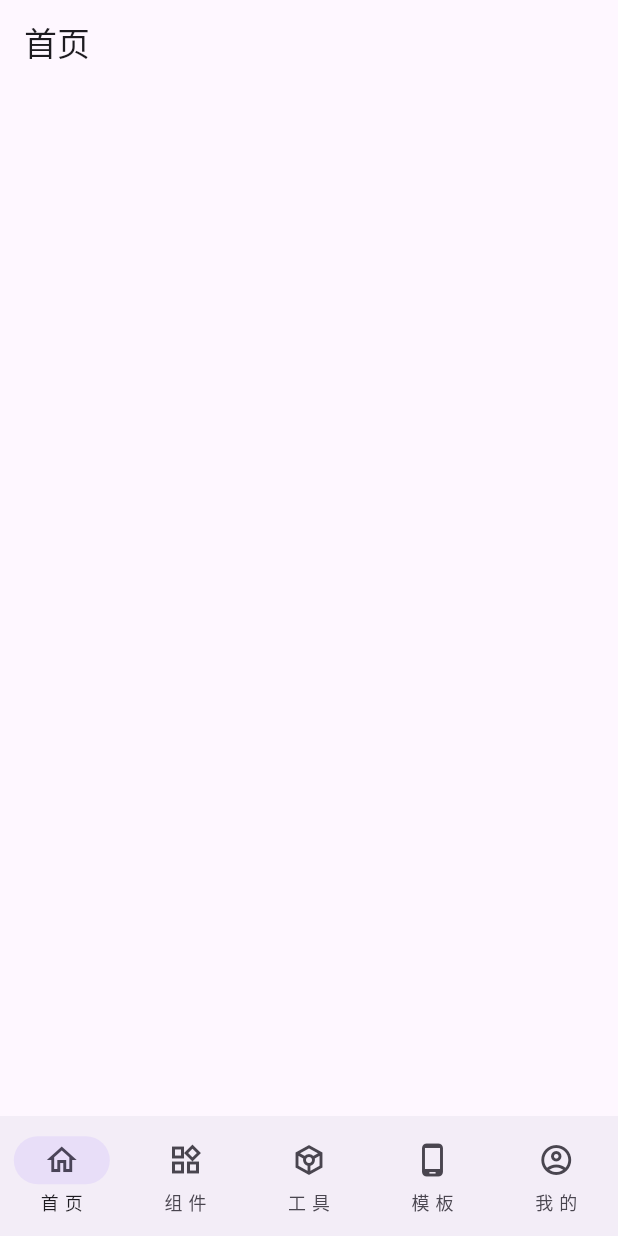
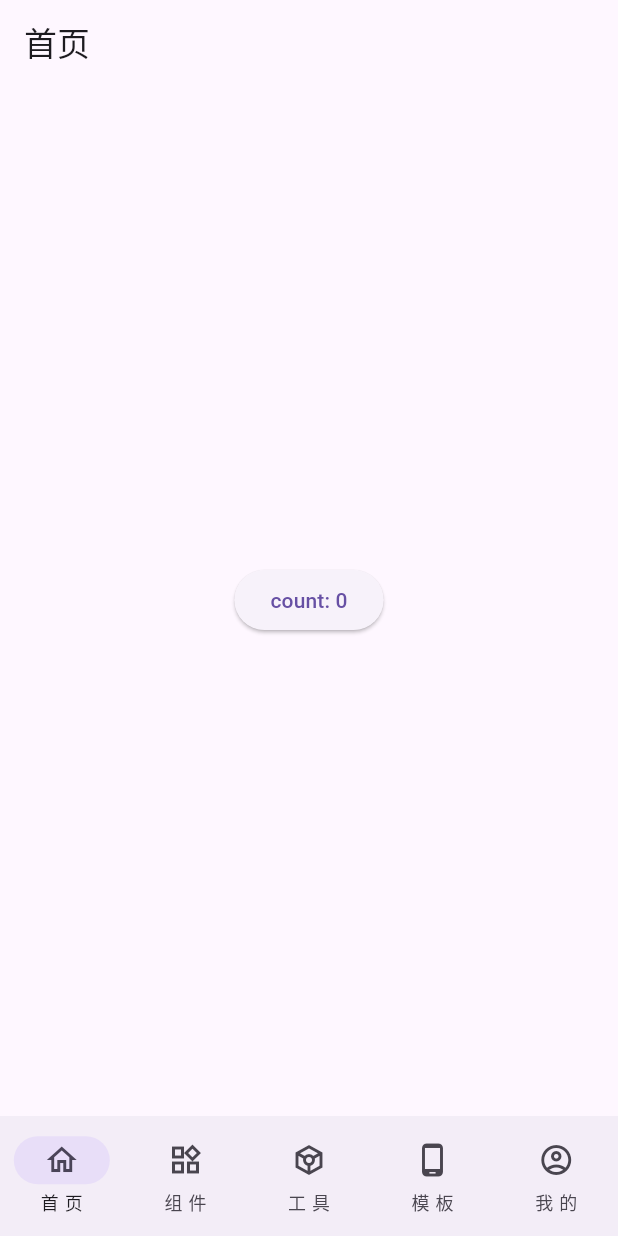
Before and after one commit to luoyi58624/flutter_material3, a Flutter app: the screen it shows after launch, on a phone screen of 412 x 824 dp. Run offline on Flutter 3.47's test engine with Material 2 defaults, Android fonts, the light colour scheme and no system bars; our stand-ins replace get.

Commit message:
新增button

```diff
--- a/lib/page/root/home_page.dart
+++ b/lib/page/root/home_page.dart
@@ -8,16 +8,22 @@ class HomePage extends StatefulWidget {
 }
 
 class _HomePageState extends State<HomePage> {
+  int count = 0;
   @override
   Widget build(BuildContext context) {
     return Scaffold(
       appBar: AppBar(
         title: const Text('首页'),
       ),
-      body: ListView(
-        children: [
-
-        ],
+      body: Center(
+        child: ElevatedButton(
+          onPressed: () {
+            setState(() {
+              count++;
+            });
+          },
+          child: Text('count: $count'),
+        ),
       ),
     );
   }
```
